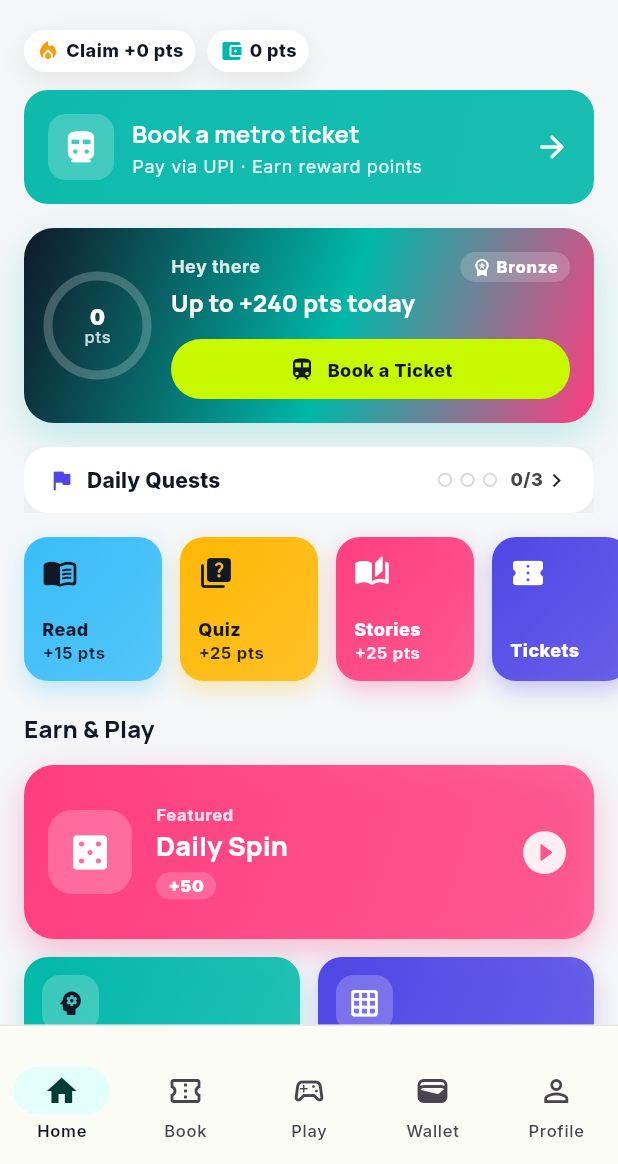
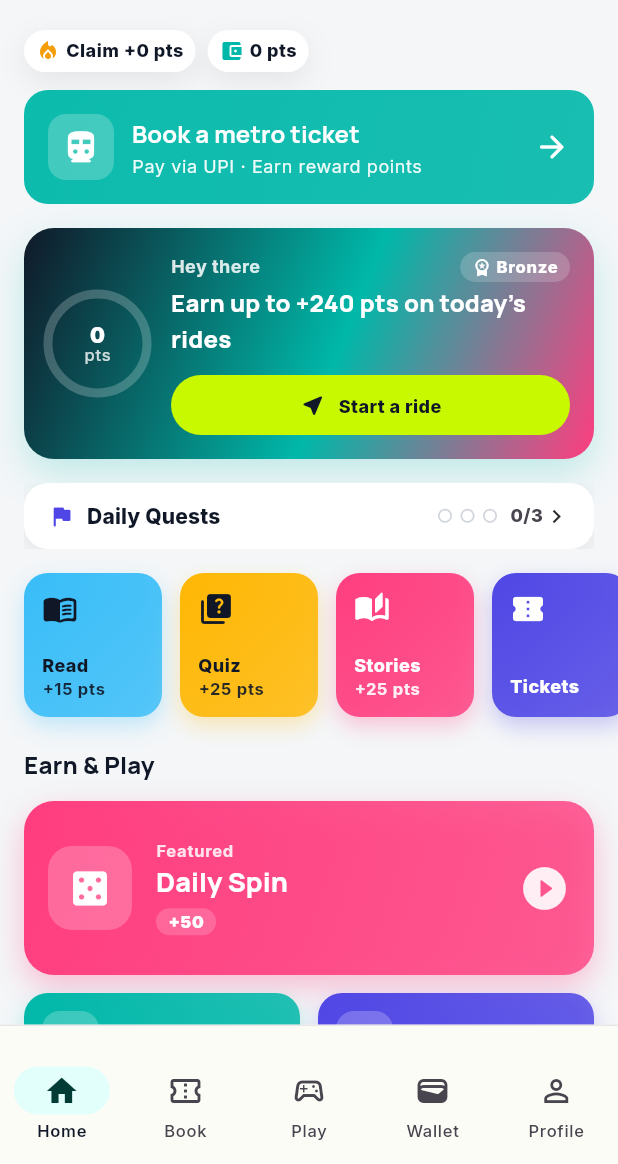
Before and after one commit to tlventures/jus-hop-metro-mania, a Flutter app: the HomeScreen screen opened by its route, on a phone screen of 412 x 824 dp, the part 72-1236 px from its top. Run offline on Flutter 3.47's test engine with Material 3 defaults, Android fonts, the phone set to English and light mode, and no system bars; drawn by our look-alikes of flutter_animate; our stand-ins replace audio_service, connectivity_plus, firebase_analytics, firebase_auth, firebase_core, firebase_crashlytics and 16 more; missing offline and left inert: mobile_scanner, razorpay_flutter, safe_device; accounts and stored records are empty; network calls fail.

Commit message:
ux(home): relabel hero CTA 'Book a Ticket' → 'Start a ride'
The hero card's green 'Book a Ticket' button called _startVerifiedCommute — it
starts an earning ride, not a booking — so it read as a confusing duplicate of
the 'Book a metro ticket' card directly above it. Two buttons, same label,
different actions. Relabelled to 'Start a ride' with a go/near-me icon, and the
headline to 'Earn up to +N pts on today's rides', so the two cards now have
clearly distinct jobs: buy a ticket vs start earning.

Co-Authored-By: Claude Opus 5 <noreply@anthropic.com>

```diff
--- a/lib/features/home/presentation/home_screen.dart
+++ b/lib/features/home/presentation/home_screen.dart
@@ -693,7 +693,7 @@ class _DailyMissionCard extends StatelessWidget {
                 const SizedBox(height: 2),
                 Text(
                   rewardTarget > 0
-                      ? 'Up to +$rewardTarget pts today'
+                      ? 'Earn up to +$rewardTarget pts on today’s rides'
                       : 'All caught up today 🎉',
                   style: AppTypography.titleMedium.copyWith(
                     color: Colors.white,
@@ -703,10 +703,13 @@ class _DailyMissionCard extends StatelessWidget {
                 const SizedBox(height: AppSpacing.s3),
                 SizedBox(
                   height: 40,
+                  // This CTA STARTS A RIDE to earn points (verified commute) —
+                  // it does NOT buy a ticket. The label must say so, or it reads
+                  // as a duplicate of the "Book a metro ticket" card above.
                   child: FilledButton.icon(
                     onPressed: onStartRide,
-                    icon: const Icon(Icons.train_rounded, size: 18),
-                    label: const Text('Book a Ticket'),
+                    icon: const Icon(Icons.near_me_rounded, size: 18),
+                    label: const Text('Start a ride'),
                     style: FilledButton.styleFrom(
                       backgroundColor: AppColors.neonLime,
                       foregroundColor: AppColors.cityInk,
```
